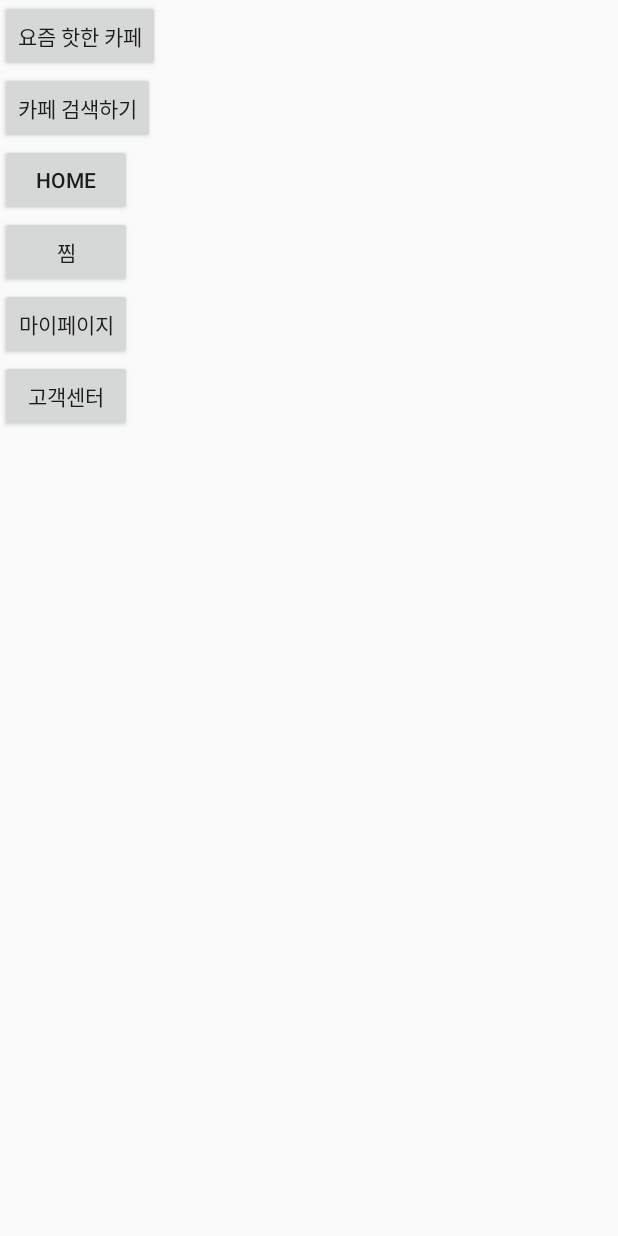
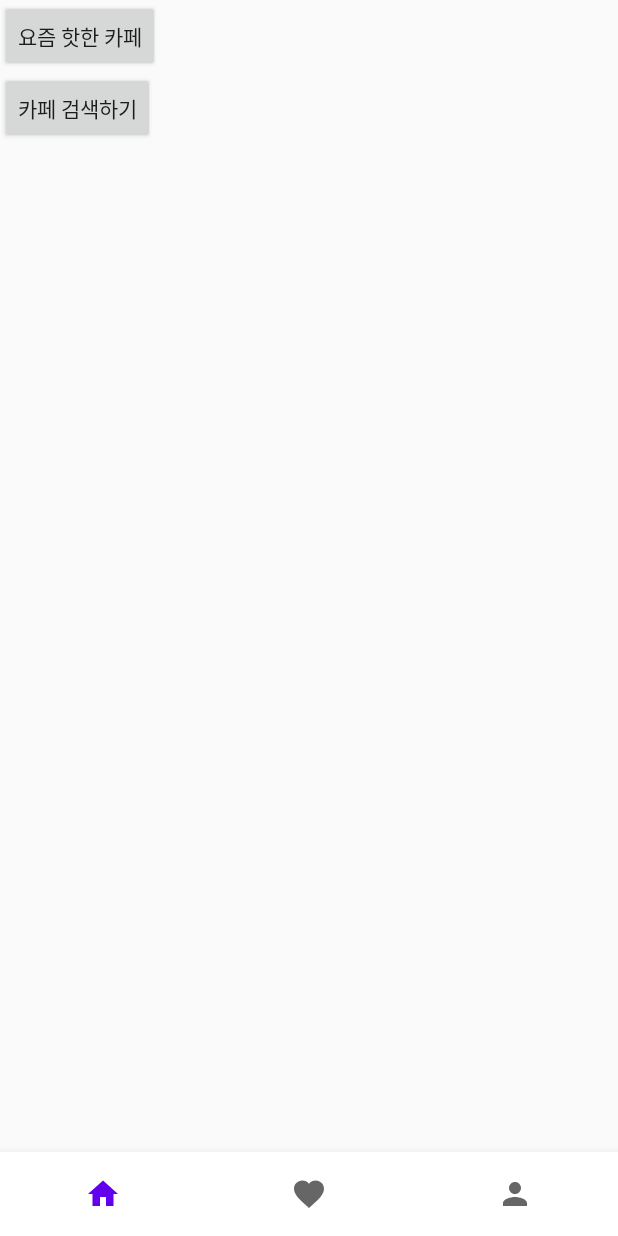
Before and after one commit to hankgood95/COC, an Android app: the screen it shows after launch (MainPage), on a phone screen of 412 x 824 dp. Run offline under Robolectric (Android 15) with nearby library versions, the phone set to English and light mode, and no system bars.

```diff
--- a/app/build.gradle
+++ b/app/build.gradle
@@ -26,6 +26,7 @@ dependencies {
     implementation fileTree(dir: "libs", include: ["*.jar"])
     implementation 'androidx.appcompat:appcompat:1.3.0'
     implementation 'androidx.constraintlayout:constraintlayout:2.0.4'
+    implementation 'androidx.legacy:legacy-support-v4:1.0.0'
     testImplementation 'junit:junit:4.12'
     androidTestImplementation 'androidx.test.ext:junit:1.1.3'
     androidTestImplementation 'androidx.test.espresso:espresso-core:3.4.0'
--- /dev/null
+++ b/app/src/main/java/wook/co/coc/view/bottom_nav/HomeFragment.java
@@ -0,0 +1,28 @@
+package wook.co.coc.view.bottom_nav;
+
+import android.os.Bundle;
+import android.util.Log;
+import android.view.LayoutInflater;
+import android.view.View;
+import android.view.ViewGroup;
+
+import androidx.annotation.NonNull;
+import androidx.annotation.Nullable;
+import androidx.fragment.app.Fragment;
+
+import wook.co.coc.R;
+
+public class HomeFragment extends Fragment {
+
+    private View view;
+    private String TAG = "HomeFragment";
+
+    @Nullable
+    @Override
+    public View onCreateView(@NonNull LayoutInflater inflater, @Nullable ViewGroup container, @Nullable Bundle savedInstanceState) {
+        Log.i(TAG,"onCreatView");
+
+        view = inflater.inflate(R.layout.mainpage_mainpage,container,false);
+        return view;
+    }
+}
--- /dev/null
+++ b/app/src/main/java/wook/co/coc/view/bottom_nav/LikeFragment.java
@@ -0,0 +1,26 @@
+package wook.co.coc.view.bottom_nav;
+
+import android.os.Bundle;
+import android.util.Log;
+import android.view.LayoutInflater;
+import android.view.View;
+import android.view.ViewGroup;
+
+import androidx.annotation.NonNull;
+import androidx.annotation.Nullable;
+import androidx.fragment.app.Fragment;
+
+import wook.co.coc.R;
+
+public class LikeFragment extends Fragment {
+    private View view;
+    private String TAG = "LikeFragment";
+
+    @Nullable
+    @Override
+    public View onCreateView(@NonNull LayoutInflater inflater, @Nullable ViewGroup container, @Nullable Bundle savedInstanceState) {
+        Log.i(TAG,"onCreateView");
+        view = inflater.inflate(R.layout.like_likemain,container,false);
+        return view;
+    }
+}
--- /dev/null
+++ b/app/src/main/java/wook/co/coc/view/bottom_nav/MyPageFragment.java
@@ -0,0 +1,29 @@
+package wook.co.coc.view.bottom_nav;
+
+import android.os.Bundle;
+import android.util.Log;
+import android.view.LayoutInflater;
+import android.view.View;
+import android.view.ViewGroup;
+
+import androidx.annotation.NonNull;
+import androidx.annotation.Nullable;
+import androidx.fragment.app.Fragment;
+
+import wook.co.coc.R;
+
+public class MyPageFragment extends Fragment {
+
+    private View view;
+    private String TAG = "MMyPageFragment";
+
+    @Nullable
+    @Override
+    public View onCreateView(@NonNull LayoutInflater inflater, @Nullable ViewGroup container, @Nullable Bundle savedInstanceState) {
+
+        Log.i(TAG,"onCreateView");
+
+        view = inflater.inflate(R.layout.mypage_main,container,false);
+        return view;
+    }
+}
--- /dev/null
+++ b/app/src/main/res/drawable/ic_baseline_favorite_24.xml
@@ -0,0 +1,10 @@
+<vector xmlns:android="http://schemas.android.com/apk/res/android"
+    android:width="24dp"
+    android:height="24dp"
+    android:viewportWidth="24"
+    android:viewportHeight="24"
+    android:tint="?attr/colorControlNormal">
+  <path
+      android:fillColor="@android:color/white"
+      android:pathData="M12,21.35l-1.45,-1.32C5.4,15.36 2,12.28 2,8.5 2,5.42 4.42,3 7.5,3c1.74,0 3.41,0.81 4.5,2.09C13.09,3.81 14.76,3 16.5,3 19.58,3 22,5.42 22,8.5c0,3.78 -3.4,6.86 -8.55,11.54L12,21.35z"/>
+</vector>
--- /dev/null
+++ b/app/src/main/res/drawable/ic_baseline_home_24.xml
@@ -0,0 +1,10 @@
+<vector xmlns:android="http://schemas.android.com/apk/res/android"
+    android:width="24dp"
+    android:height="24dp"
+    android:viewportWidth="24"
+    android:viewportHeight="24"
+    android:tint="?attr/colorControlNormal">
+  <path
+      android:fillColor="@android:color/white"
+      android:pathData="M10,20v-6h4v6h5v-8h3L12,3 2,12h3v8z"/>
+</vector>
--- /dev/null
+++ b/app/src/main/res/drawable/ic_baseline_person_24.xml
@@ -0,0 +1,10 @@
+<vector xmlns:android="http://schemas.android.com/apk/res/android"
+    android:width="24dp"
+    android:height="24dp"
+    android:viewportWidth="24"
+    android:viewportHeight="24"
+    android:tint="?attr/colorControlNormal">
+  <path
+      android:fillColor="@android:color/white"
+      android:pathData="M12,12c2.21,0 4,-1.79 4,-4s-1.79,-4 -4,-4 -4,1.79 -4,4 1.79,4 4,4zM12,14c-2.67,0 -8,1.34 -8,4v2h16v-2c0,-2.66 -5.33,-4 -8,-4z"/>
+</vector>
--- a/app/src/main/res/layout/mainpage_mainpage.xml
+++ b/app/src/main/res/layout/mainpage_mainpage.xml
@@ -1,30 +1,29 @@
 <?xml version="1.0" encoding="utf-8"?>
-<LinearLayout
-    xmlns:android="http://schemas.android.com/apk/res/android" android:layout_width="match_parent"
+<RelativeLayout xmlns:android="http://schemas.android.com/apk/res/android"
+    android:layout_width="match_parent"
     android:layout_height="match_parent"
+    xmlns:app="http://schemas.android.com/apk/res-auto"
     android:orientation="vertical">
+
     <Button
+        android:id="@+id/hot_cafe"
         android:layout_width="wrap_content"
         android:layout_height="wrap_content"
         android:text="요즘 핫한 카페"/>
     <Button
+        android:id="@+id/search_cafe"
         android:layout_width="wrap_content"
         android:layout_height="wrap_content"
+        android:layout_below="@id/hot_cafe"
         android:text="카페 검색하기"/>
-    <Button
-        android:layout_width="wrap_content"
+
+    <com.google.android.material.bottomnavigation.BottomNavigationView
+        android:layout_width="match_parent"
         android:layout_height="wrap_content"
-        android:text="Home"/>
-    <Button
-        android:layout_width="wrap_content"
-        android:layout_height="wrap_content"
-        android:text="찜"/>
-    <Button
-        android:layout_width="wrap_content"
-        android:layout_height="wrap_content"
-        android:text="마이페이지"/>
-    <Button
-        android:layout_width="wrap_content"
-        android:layout_height="wrap_content"
-        android:text="고객센터"/>
-</LinearLayout>
+        android:layout_alignParentBottom="true"
+        android:layout_centerHorizontal="true"
+        android:background="#fff"
+        app:labelVisibilityMode="unlabeled"
+        app:menu="@menu/bottom_nav"/>
+
+</RelativeLayout>
--- /dev/null
+++ b/app/src/main/res/menu/bottom_nav.xml
@@ -0,0 +1,18 @@
+<?xml version="1.0" encoding="utf-8"?>
+<menu xmlns:android="http://schemas.android.com/apk/res/android">
+    <item
+        android:id="@+id/home"
+        android:title="Home"
+        android:icon="@drawable/ic_baseline_home_24"
+        android:enabled="true"/>
+    <item
+        android:id="@+id/like"
+        android:title="찜"
+        android:icon="@drawable/ic_baseline_favorite_24"
+        android:enabled="true"/>
+    <item
+        android:id="@+id/mypage"
+        android:title="마이페이지"
+        android:icon="@drawable/ic_baseline_person_24"
+        android:enabled="true"/>
+</menu>
--- a/app/src/main/res/values/strings.xml
+++ b/app/src/main/res/values/strings.xml
@@ -1,3 +1,5 @@
 <resources>
     <string name="app_name">COC</string>
+    <!-- TODO: Remove or change this placeholder text -->
+    <string name="hello_blank_fragment">Hello blank fragment</string>
 </resources>
```
